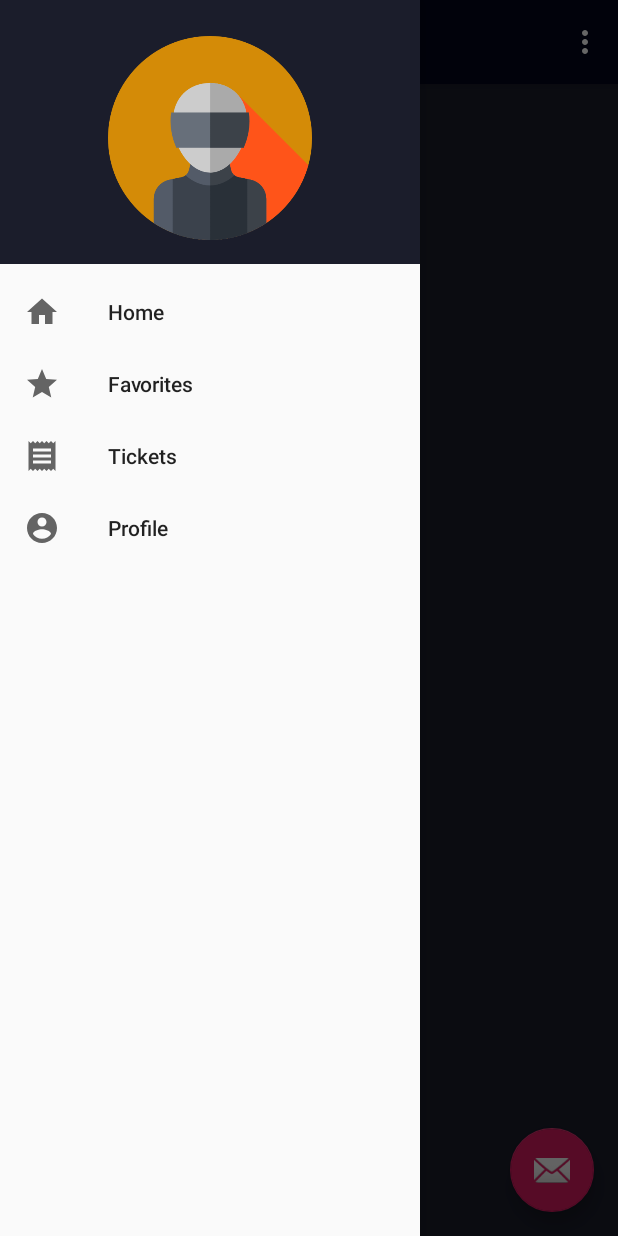
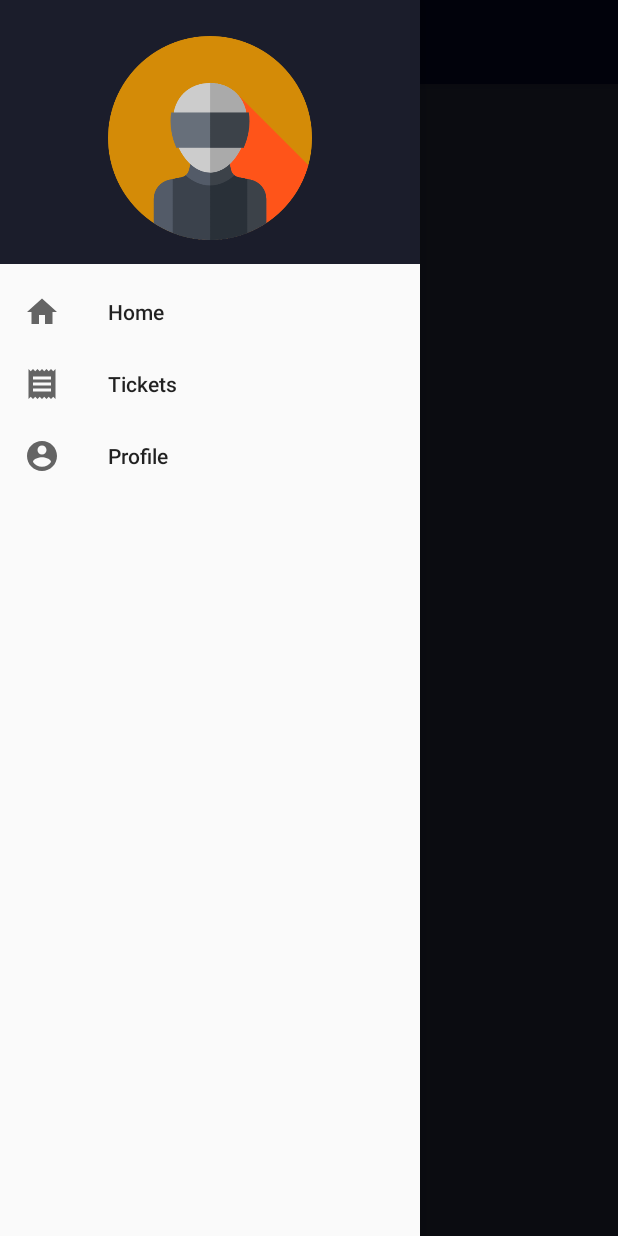
Before and after one commit to Tristan1075/bloomAndroid, an Android app: the MainActivity screen opened directly, with no data from a screen before it, with the side drawer open, on a phone screen of 412 x 824 dp. Run offline under Robolectric (Android 15) with nearby library versions, the phone set to English and light mode, and no system bars; our stand-ins replace ButterKnife; pictures from the network do not load; 1 statement that could not run was skipped.

Commit message:
Last commit

```diff
--- a/app/src/main/AndroidManifest.xml
+++ b/app/src/main/AndroidManifest.xml
@@ -9,7 +9,7 @@
     <uses-permission android:name="android.permission.ACCESS_COARSE_LOCATION" />
 
     <application
-        android:name=".data.service.GlobalClass"
+        android:name=".data.service.BloomAndroidApplication"
         android:allowBackup="true"
         android:appComponentFactory="whateverString"
         android:icon="@mipmap/ic_launcher"
@@ -19,7 +19,7 @@
         android:theme="@style/AppTheme"
         tools:replace="android:appComponentFactory">
         <activity android:name=".data.service.views.SeeFriendActivity"></activity>
-        <activity android:name=".data.service.views.ResumeTicket" />
+        <activity android:name=".data.service.views.ResumeTicketActivity" />
         <activity android:name=".data.service.views.ListTicketsActivity" />
 
         <meta-data
--- a/app/src/main/java/com/example/bloomandroid/data/service/GlobalClass.java
+++ b/app/src/main/java/com/example/bloomandroid/data/service/BloomAndroidApplication.java
@@ -4,7 +4,7 @@ import android.app.Application;
 
 import com.facebook.AccessToken;
 
-public class GlobalClass extends Application {
+public class BloomAndroidApplication extends Application {
 
     private String userId;
     private AccessToken tokenId;
--- a/app/src/main/res/layout/activity_resume_ticket.xml
+++ b/app/src/main/res/layout/activity_resume_ticket.xml
@@ -6,7 +6,7 @@
     android:layout_height="match_parent"
     android:orientation="vertical"
     android:background="@color/colorBackground"
-    tools:context=".data.service.views.ResumeTicket">
+    tools:context=".data.service.views.ResumeTicketActivity">
     <LinearLayout
         android:layout_width="match_parent"
         android:layout_height="wrap_content"
--- a/app/src/main/res/layout/app_bar_main.xml
+++ b/app/src/main/res/layout/app_bar_main.xml
@@ -21,13 +21,4 @@
     </android.support.design.widget.AppBarLayout>
 
     <include layout="@layout/content_main" />
-
-    <android.support.design.widget.FloatingActionButton
-        android:id="@+id/fab"
-        android:layout_width="wrap_content"
-        android:layout_height="wrap_content"
-        android:layout_gravity="bottom|end"
-        android:layout_margin="@dimen/fab_margin"
-        app:srcCompat="@android:drawable/ic_dialog_email" />
-
 </android.support.design.widget.CoordinatorLayout>
--- a/app/src/main/res/menu/activity_main_drawer.xml
+++ b/app/src/main/res/menu/activity_main_drawer.xml
@@ -9,10 +9,6 @@
             android:icon="@drawable/ic_home_black_24dp"
             android:title="Home" />
         <item
-            android:id="@+id/nav_favorites"
-            android:icon="@drawable/ic_star_black_24dp"
-            android:title="Favorites" />
-        <item
             android:id="@+id/nav_tickets"
             android:icon="@drawable/ic_receipt_black_24dp"
             android:title="Tickets" />
--- a/app/src/main/res/menu/main.xml
+++ b/app/src/main/res/menu/main.xml
@@ -1,9 +1,5 @@
 <?xml version="1.0" encoding="utf-8"?>
 <menu xmlns:android="http://schemas.android.com/apk/res/android"
     xmlns:app="http://schemas.android.com/apk/res-auto">
-    <item
-        android:id="@+id/action_settings"
-        android:orderInCategory="100"
-        android:title="@string/action_settings"
-        app:showAsAction="never" />
+
 </menu>
```
Also changed, not shown: app/src/main/java/com/example/bloomandroid/data/service/models/BoughtTicket.java (+6 -1 lines), app/src/main/java/com/example/bloomandroid/data/service/views/BuyTicketActivity.java (+4 -10 lines), app/src/main/java/com/example/bloomandroid/data/service/views/DetailEventActivity.java (+0 -7 lines), app/src/main/java/com/example/bloomandroid/data/service/views/ListTicketsActivity.java (+3 -6 lines), app/src/main/java/com/example/bloomandroid/data/service/views/LoginActivity.java (+3 -6 lines), app/src/main/java/com/example/bloomandroid/data/service/views/MainActivity.java (+3 -15 lines), app/src/main/java/com/example/bloomandroid/data/service/views/ResumeTicketActivity.java (renamed from app/src/main/java/com/example/bloomandroid/data/service/views/ResumeTicket.java, +4 -7 lines), app/src/main/java/com/example/bloomandroid/data/service/views/SeeFriendActivity.java (+6 -11 lines), app/src/main/res/layout/activity_profile.xml (+0 -10 lines).
